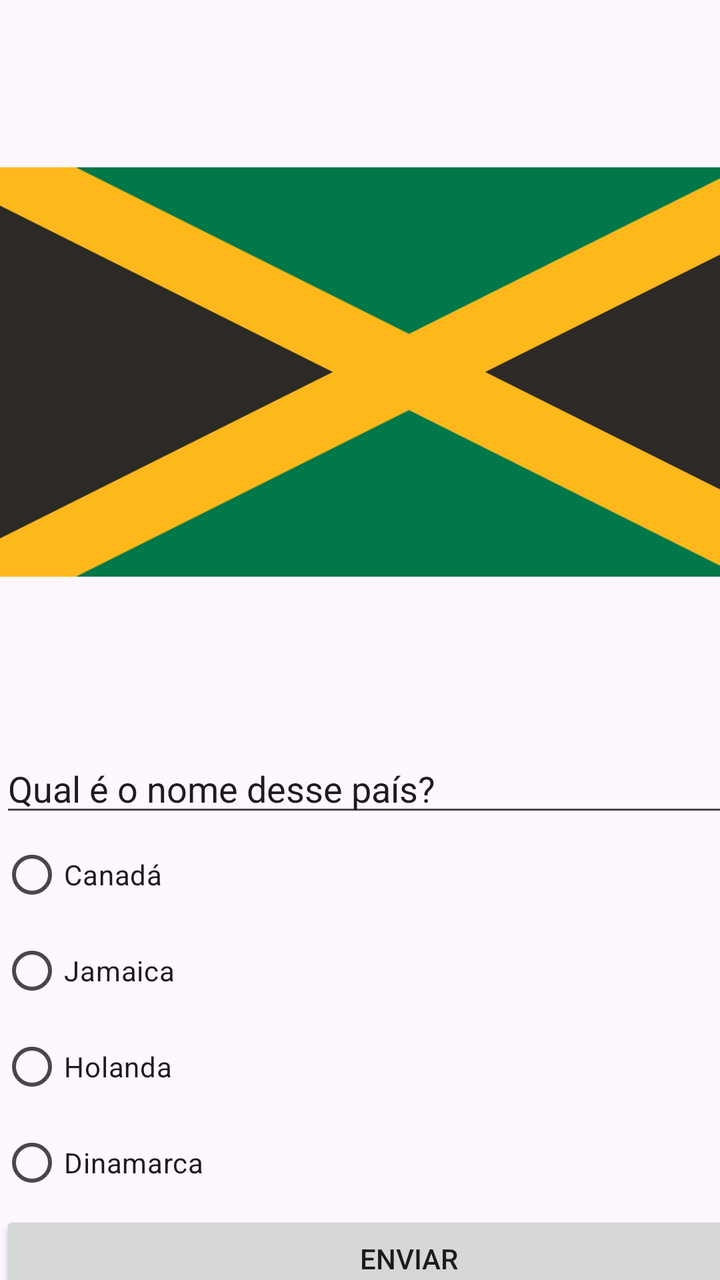
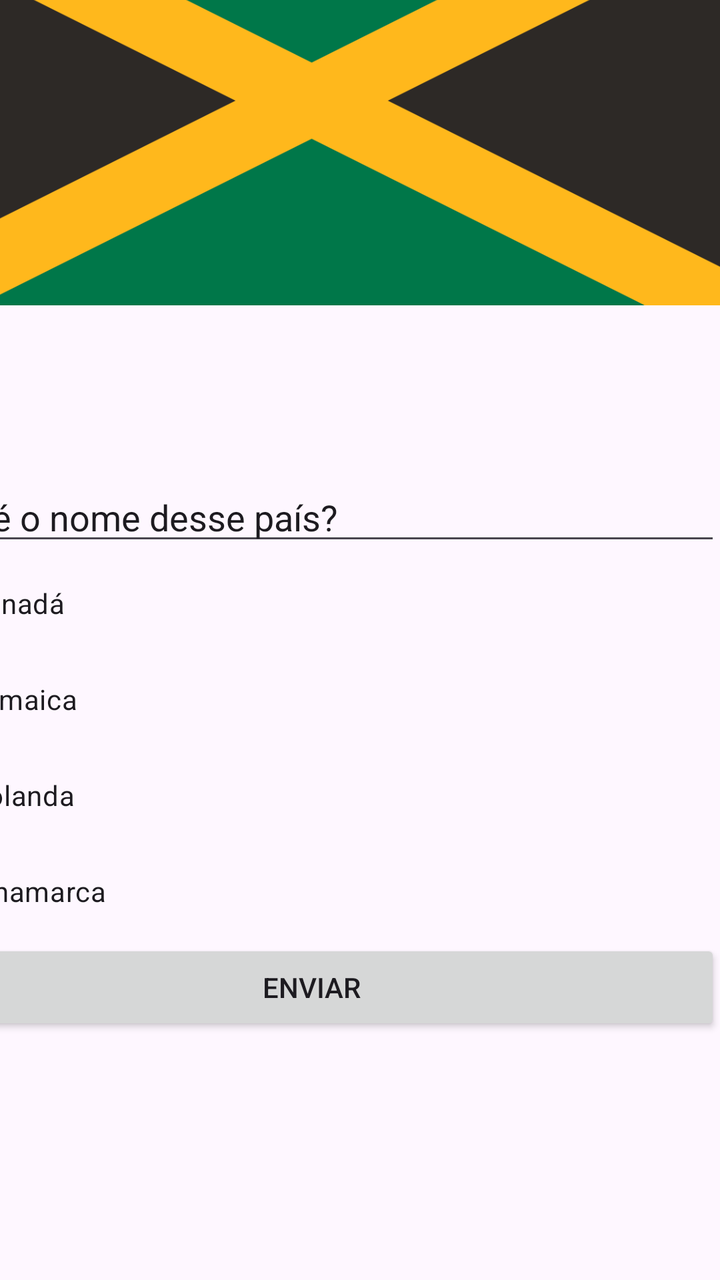

Compare the two renders of this Android layout. The source of the first and the diff that turns it into the second are given below.
<!-- AndroidManifest.xml: application theme Theme.Quiz -->
<!-- res/layout/activity_tela11.xml -->
<?xml version="1.0" encoding="utf-8"?>
<androidx.constraintlayout.widget.ConstraintLayout xmlns:android="http://schemas.android.com/apk/res/android"
    xmlns:app="http://schemas.android.com/apk/res-auto"
    xmlns:tools="http://schemas.android.com/tools"
    android:id="@+id/main"
    android:layout_width="match_parent"
    android:layout_height="match_parent"
    tools:context=".tela11">

    <LinearLayout
        android:layout_width="409dp"
        android:layout_height="912dp"
        android:orientation="vertical"
        tools:layout_editor_absoluteX="1dp"
        tools:layout_editor_absoluteY="1dp">

        <ImageView
            android:id="@+id/imageView10"
            android:layout_width="match_parent"
            android:layout_height="372dp"
            app:srcCompat="@drawable/jamaica" />

        <EditText
            android:id="@+id/editTextText8"
            android:layout_width="match_parent"
            android:layout_height="wrap_content"
            android:ems="10"
            android:inputType="text"
            android:text="Qual é o nome desse país?" />

        <RadioButton
            android:id="@+id/radioButton37"
            android:layout_width="match_parent"
            android:layout_height="wrap_content"
            android:text="Canadá" />

        <RadioButton
            android:id="@+id/radioButton38"
            android:layout_width="match_parent"
            android:layout_height="wrap_content"
            android:text="Jamaica" />

        <RadioButton
            android:id="@+id/radioButton39"
            android:layout_width="match_parent"
            android:layout_height="wrap_content"
            android:text="Holanda" />

        <RadioButton
            android:id="@+id/radioButton40"
            android:layout_width="match_parent"
            android:layout_height="wrap_content"
            android:text="Dinamarca" />

        <Button
            android:id="@+id/button12"
            android:layout_width="match_parent"
            android:layout_height="wrap_content"
            android:text="Enviar" />
    </LinearLayout>
</androidx.constraintlayout.widget.ConstraintLayout>
<!-- resources referenced by this layout -->
<resources>
  <!-- drawable jamaica: png bitmap (drawable, 2280 bytes) -->
  <style name="Theme.Quiz" parent="Base.Theme.Quiz" />
  <style name="Base.Theme.Quiz" parent="Theme.Material3.DayNight.NoActionBar">
          
          
      </style>
</resources>

<!-- the commit's change to res/layout/activity_tela11.xml (unified diff, before → after) -->
@@ -2,17 +2,19 @@
 <androidx.constraintlayout.widget.ConstraintLayout xmlns:android="http://schemas.android.com/apk/res/android"
     xmlns:app="http://schemas.android.com/apk/res-auto"
     xmlns:tools="http://schemas.android.com/tools"
-    android:id="@+id/main"
+    android:id="@+id/Tela1"
     android:layout_width="match_parent"
     android:layout_height="match_parent"
     tools:context=".tela11">
 
     <LinearLayout
+        android:id="@+id/tela11"
         android:layout_width="409dp"
         android:layout_height="912dp"
         android:orientation="vertical"
-        tools:layout_editor_absoluteX="1dp"
-        tools:layout_editor_absoluteY="1dp">
+        app:layout_constraintBottom_toBottomOf="parent"
+        app:layout_constraintEnd_toEndOf="parent"
+        app:layout_constraintTop_toTopOf="parent">
 
         <ImageView
             android:id="@+id/imageView10"
@@ -53,7 +55,7 @@
             android:text="Dinamarca" />
 
         <Button
-            android:id="@+id/button12"
+            android:id="@+id/Botaot11"
             android:layout_width="match_parent"
             android:layout_height="wrap_content"
             android:text="Enviar" />
